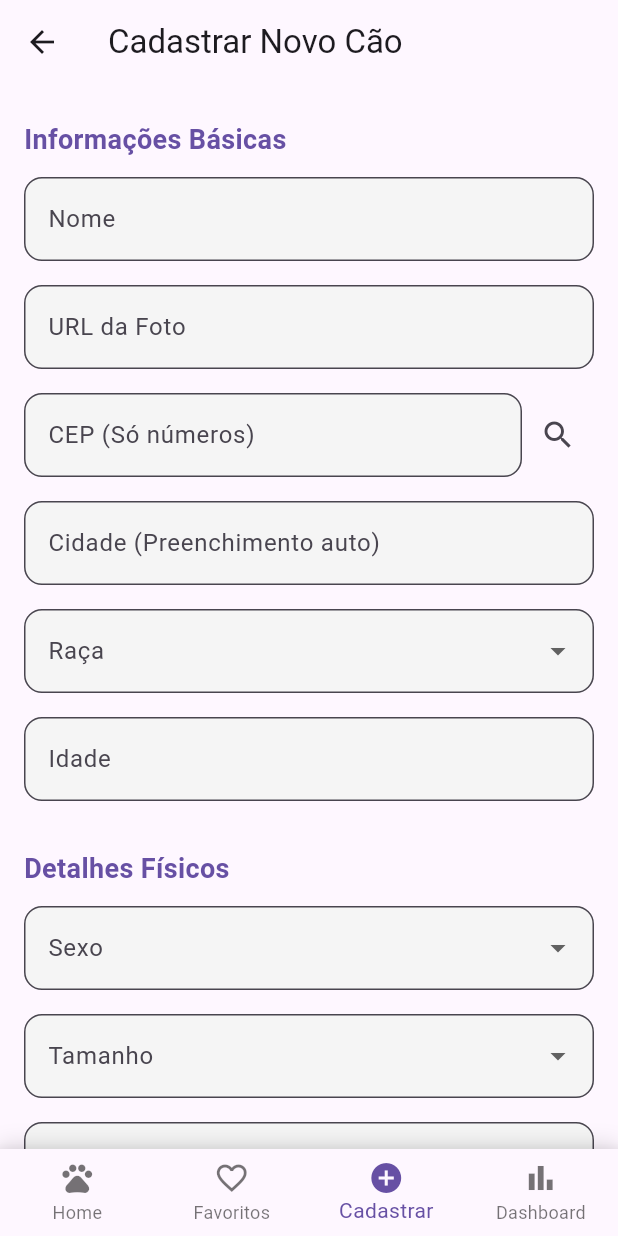
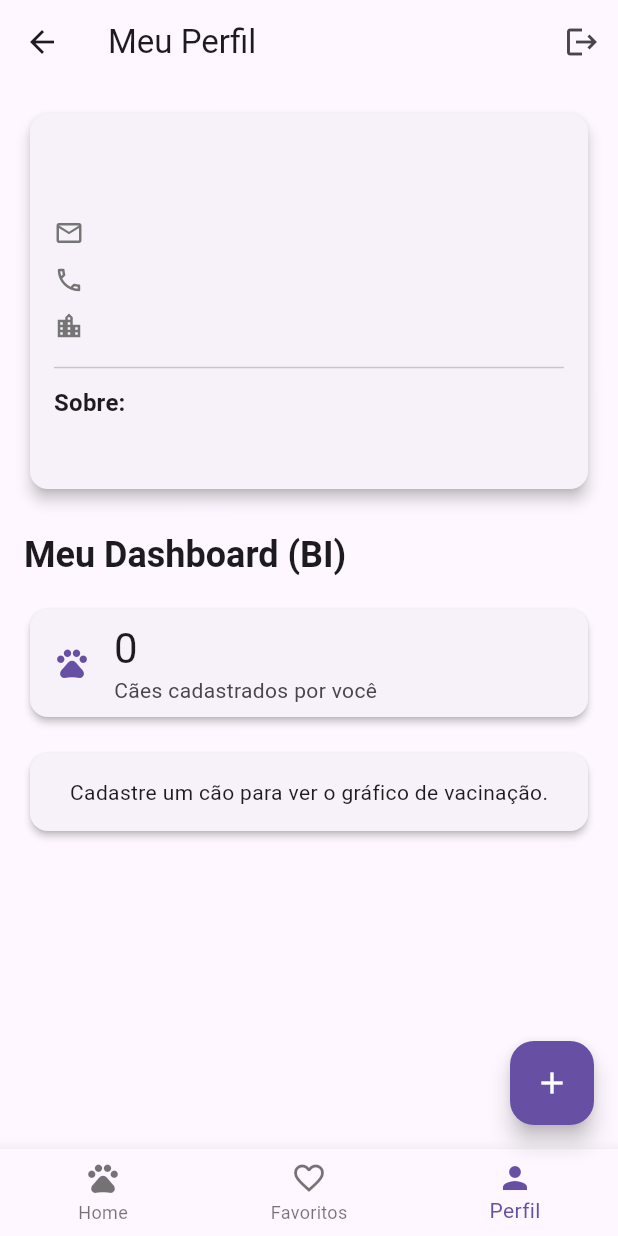
Before and after one commit to JoseViniss/ProjetoFlutter, a Flutter app: the MainNavigationScreen screen opened by its route, item 3 of the bottom bar chosen, on a phone screen of 412 x 824 dp. Run offline on Flutter 3.47's test engine with Material 3 defaults, Android fonts, the phone set to English and light mode, and no system bars; our stand-ins replace fl_chart, geolocator, mask_text_input_formatter, pdf, permission_handler, printing and 1 more; missing offline and left inert: excel; accounts and stored records are empty; network calls fail.

Commit message:
Correção de bugs de login e adição da tela de Perfil

```diff
--- a/lib/screens/main_navigation_screen.dart
+++ b/lib/screens/main_navigation_screen.dart
@@ -1,8 +1,10 @@
+// lib/screens/main_navigation_screen.dart
+
 import 'package:flutter/material.dart';
 import 'package:pet_center/screens/swipe_screen.dart';
 import 'package:pet_center/screens/favorites_screen.dart';
 import 'package:pet_center/screens/register_dog_screen.dart';
-import 'package:pet_center/screens/dashboard_screen.dart';
+import 'package:pet_center/screens/profile_screen.dart';
 
 class MainNavigationScreen extends StatefulWidget {
   const MainNavigationScreen({super.key});
@@ -14,12 +16,10 @@ class MainNavigationScreen extends StatefulWidget {
 class _MainNavigationScreenState extends State<MainNavigationScreen> {
   int _selectedIndex = 0;
 
-
   static final List<Widget> _widgetOptions = <Widget>[
     const SwipeScreen(),
     const FavoritesScreen(),
-    const RegisterDogScreen(),
-    const DashboardScreen(),
+    const ProfileScreen(),
   ];
 
   void _onItemTapped(int index) {
@@ -28,24 +28,26 @@ class _MainNavigationScreenState extends State<MainNavigationScreen> {
     });
   }
 
+  void _openRegisterDogScreen() {
+    Navigator.of(context).push(
+      MaterialPageRoute(
+        builder: (context) => const RegisterDogScreen(),
+      ),
+    );
+  }
+
   @override
   Widget build(BuildContext context) {
     return Scaffold(
-
       body: _widgetOptions.elementAt(_selectedIndex),
 
-      bottomNavigationBar: Container(
+      floatingActionButton: FloatingActionButton(
+        onPressed: _openRegisterDogScreen,
+        backgroundColor: Theme.of(context).primaryColor,
+        child: const Icon(Icons.add, color: Colors.white),
+      ),
 
-        decoration: BoxDecoration(
-          boxShadow: [
-            BoxShadow(
-              color: Colors.black.withOpacity(0.1),
-              blurRadius: 10,
-              offset: const Offset(0, -5),
-            ),
-          ],
-        ),
-        child: BottomNavigationBar(
+      bottomNavigationBar: BottomNavigationBar(
         items: const <BottomNavigationBarItem>[
           BottomNavigationBarItem(
             icon: Icon(Icons.pets),
@@ -57,20 +59,16 @@ class _MainNavigationScreenState extends State<MainNavigationScreen> {
             label: 'Favoritos',
           ),
           BottomNavigationBarItem(
-              icon: Icon(Icons.add_circle_outline),
-              activeIcon: Icon(Icons.add_circle),
-              label: 'Cadastrar',
-            ),
-            BottomNavigationBarItem(
-              icon: Icon(Icons.bar_chart),
-              label: 'Dashboard',
+            icon: Icon(Icons.person_outline),
+            activeIcon: Icon(Icons.person),
+            label: 'Perfil',
           ),
         ],
         currentIndex: _selectedIndex,
         onTap: _onItemTapped,
         type: BottomNavigationBarType.fixed,
         showUnselectedLabels: true,
-        ),
+        elevation: 10.0,
       ),
     );
   }
--- /dev/null
+++ b/lib/screens/profile_screen.dart
@@ -0,0 +1,241 @@
+// lib/screens/profile_screen.dart
+
+import 'package:flutter/material.dart';
+import 'package:pet_center/providers/auth_provider.dart'; // Nosso "gerente"
+import 'package:pet_center/services/db_service.dart';    // Nosso "banco"
+import 'package:provider/provider.dart';
+import 'package:fl_chart/fl_chart.dart'; // O pacote de Gráficos (BI)
+
+class ProfileScreen extends StatefulWidget {
+  const ProfileScreen({super.key});
+
+  @override
+  State<ProfileScreen> createState() => _ProfileScreenState();
+}
+
+class _ProfileScreenState extends State<ProfileScreen> {
+  // Variáveis para guardar os dados do BI
+  int _dogCount = 0;
+  Map<String, int> _vaccinationStats = {};
+  bool _isLoading = true;
+  bool _isInit = true;
+
+  @override
+  void initState() {
+    super.initState();
+  }
+
+  Future<void> _loadDashboardData() async {
+    // Pega o usuário logado e o banco
+    final authProvider = Provider.of<AuthProvider>(context, listen: false);
+    final dbService = Provider.of<DBService>(context, listen: false);
+    final userId = authProvider.currentUser?.id;
+
+    if (userId == null) return; // Segurança
+
+    // Busca os dados no banco
+    final dogCount = await dbService.countDogsForUser(userId);
+    final vacStats = await dbService.getVaccinationStatsForUser(userId);
+
+    // Atualiza a tela
+    setState(() {
+      _dogCount = dogCount;
+      _vaccinationStats = vacStats;
+      _isLoading = false;
+    });
+  }
+
+  @override
+  void didChangeDependencies() {
+    super.didChangeDependencies();
+    if (_isInit) {
+      _loadDashboardData();
+    }
+    _isInit = false; // Garante que só rode uma vez
+  }
+
+  @override
+  Widget build(BuildContext context) {
+    // Pega o "gerente" de auth para ler os dados do usuário
+    // Usamos 'watch' aqui para que a tela reaja a mudanças (como logout)
+    final authProvider = context.watch<AuthProvider>();
+    final user = authProvider.currentUser;
+
+    // Segurança: se o usuário não estiver logado, não mostra nada
+    if (user == null) {
+      return const Center(child: Text('Erro: Nenhum usuário logado.'));
+    }
+
+    return Scaffold(
+      appBar: AppBar(
+        title: const Text('Meu Perfil'),
+        actions: [
+          // Botão de Logout
+          IconButton(
+            icon: const Icon(Icons.logout),
+            tooltip: 'Sair',
+            onPressed: () {
+              // Chama a função de logout do nosso "gerente"
+              authProvider.logout();
+              // O AuthWrapper no main.dart vai nos levar para o Login
+            },
+          )
+        ],
+      ),
+      body: _isLoading
+          ? const Center(child: CircularProgressIndicator())
+          : SingleChildScrollView(
+              padding: const EdgeInsets.all(16.0),
+              child: Column(
+                crossAxisAlignment: CrossAxisAlignment.stretch,
+                children: [
+                  // --- Card do Perfil ---
+                  Card(
+                    elevation: 4,
+                    shape: RoundedRectangleBorder(borderRadius: BorderRadius.circular(12)),
+                    child: Padding(
+                      padding: const EdgeInsets.all(16.0),
+                      child: Column(
+                        crossAxisAlignment: CrossAxisAlignment.start,
+                        children: [
+                          Text(
+                            user.nome,
+                            style: Theme.of(context).textTheme.headlineSmall?.copyWith(fontWeight: FontWeight.bold),
+                          ),
+                          const SizedBox(height: 16),
+                          _buildProfileRow(Icons.email_outlined, user.email),
+                          _buildProfileRow(Icons.phone_outlined, user.telefone ?? 'Não informado'),
+                          _buildProfileRow(Icons.location_city_outlined, user.cidade ?? 'Não informada'),
+                          const Divider(height: 24),
+                          Text(
+                            'Sobre:',
+                            style: Theme.of(context).textTheme.titleMedium?.copyWith(fontWeight: FontWeight.bold),
+                          ),
+                          const SizedBox(height: 8),
+                          Text(user.sobre ?? 'Nenhuma descrição fornecida.'),
+                        ],
+                      ),
+                    ),
+                  ),
+
+                  const SizedBox(height: 24),
+
+                  // --- Seção do BI (Dashboard) ---
+                  Text(
+                    'Meu Dashboard (BI)',
+                    style: Theme.of(context).textTheme.headlineSmall?.copyWith(fontWeight: FontWeight.bold),
+                  ),
+                  const SizedBox(height: 16),
+
+                  // Estatística 1: Total de Cães
+                  Card(
+                    elevation: 2,
+                    child: ListTile(
+                      leading: Icon(Icons.pets, color: Theme.of(context).primaryColor),
+                      title: Text('$_dogCount', style: Theme.of(context).textTheme.headlineMedium),
+                      subtitle: const Text('Cães cadastrados por você'),
+                    ),
+                  ),
+
+                  const SizedBox(height: 16),
+
+                  // Estatística 2: Gráfico de Pizza (Vacinação)
+                  _buildPieChart(context),
+
+                ],
+              ),
+            ),
+    );
+  }
+
+  // Widget auxiliar para as linhas do perfil
+  Widget _buildProfileRow(IconData icon, String text) {
+    return Padding(
+      padding: const EdgeInsets.symmetric(vertical: 4.0),
+      child: Row(
+        children: [
+          Icon(icon, color: Colors.grey[600], size: 20),
+          const SizedBox(width: 16),
+          Expanded(child: Text(text, style: const TextStyle(fontSize: 16))),
+        ],
+      ),
+    );
+  }
+
+  // Widget auxiliar para o Gráfico de Pizza (BI)
+  Widget _buildPieChart(BuildContext context) {
+    if (_vaccinationStats.isEmpty) {
+      return const Card(
+        elevation: 2,
+        child: Padding(
+          padding: EdgeInsets.all(16.0),
+          child: Center(child: Text('Cadastre um cão para ver o gráfico de vacinação.')),
+        ),
+      );
+    }
+
+    // Prepara os dados para o gráfico
+    List<PieChartSectionData> sections = _vaccinationStats.entries.map((entry) {
+      final Color color = _getColorForStatus(entry.key);
+      return PieChartSectionData(
+        color: color,
+        value: entry.value.toDouble(),
+        title: '${entry.value}',
+        radius: 80,
+        titleStyle: const TextStyle(fontSize: 16, fontWeight: FontWeight.bold, color: Colors.white),
+      );
+    }).toList();
+
+    return Card(
+      elevation: 2,
+      child: Padding(
+        padding: const EdgeInsets.all(16.0),
+        child: Column(
+          children: [
+            Text(
+              'Status de Vacinação (dos seus cães)',
+              style: Theme.of(context).textTheme.titleLarge,
+              textAlign: TextAlign.center,
+            ),
+            const SizedBox(height: 24),
+            SizedBox(
+              height: 200,
+              child: PieChart(PieChartData(sections: sections)),
+            ),
+            const SizedBox(height: 16),
+            // Legenda
+            Row(
+              mainAxisAlignment: MainAxisAlignment.center,
+              children: _vaccinationStats.keys.map((key) {
+                return Padding(
+                  padding: const EdgeInsets.symmetric(horizontal: 8.0),
+                  child: Row(
+                    children: [
+                      Container(width: 16, height: 16, color: _getColorForStatus(key)),
+                      const SizedBox(width: 4),
+                      Text(key),
+                    ],
+                  ),
+                );
+              }).toList(),
+            )
+          ],
+        ),
+      ),
+    );
+  }
+
+  // Função auxiliar para dar cores ao gráfico
+  Color _getColorForStatus(String status) {
+    switch (status.toLowerCase()) {
+      case 'vacinado':
+        return Colors.green;
+      case 'pendente':
+        return Colors.orange;
+      case 'não vacinado':
+        return Colors.red;
+      default:
+        return Colors.grey;
+    }
+  }
+}
--- a/pubspec.yaml
+++ b/pubspec.yaml
@@ -29,6 +29,7 @@ dependencies:
   excel: ^4.0.0
   image_picker: ^1.0.0
   mask_text_input_formatter: ^2.9.0
+  fl_chart: ^1.1.1
 
 dev_dependencies:
   flutter_test:
```
Also changed, not shown: lib/providers/auth_provider.dart (+2 -8 lines), lib/screens/register_screen.dart (+82 -13 lines), lib/screens/swipe_screen.dart (+10 -1 lines), lib/services/db_service.dart (+24 -0 lines), pubspec.lock. Lines whose indentation alone changed are shown as unchanged.
